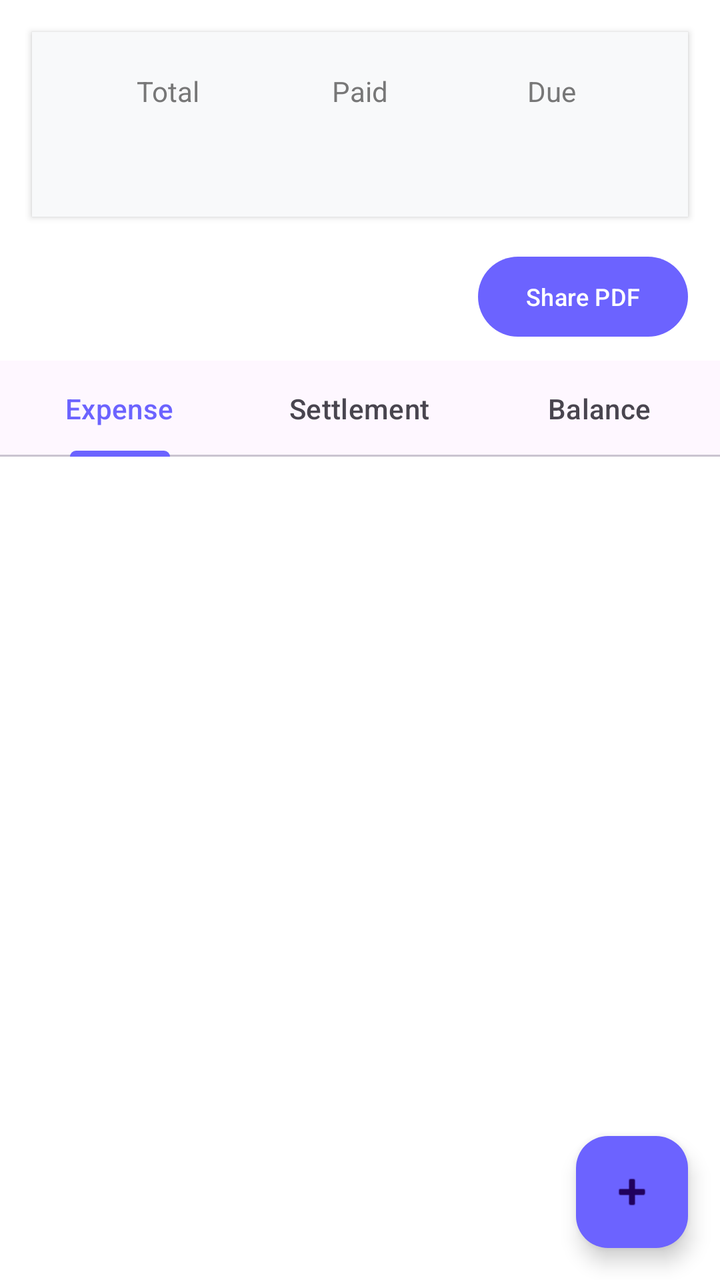
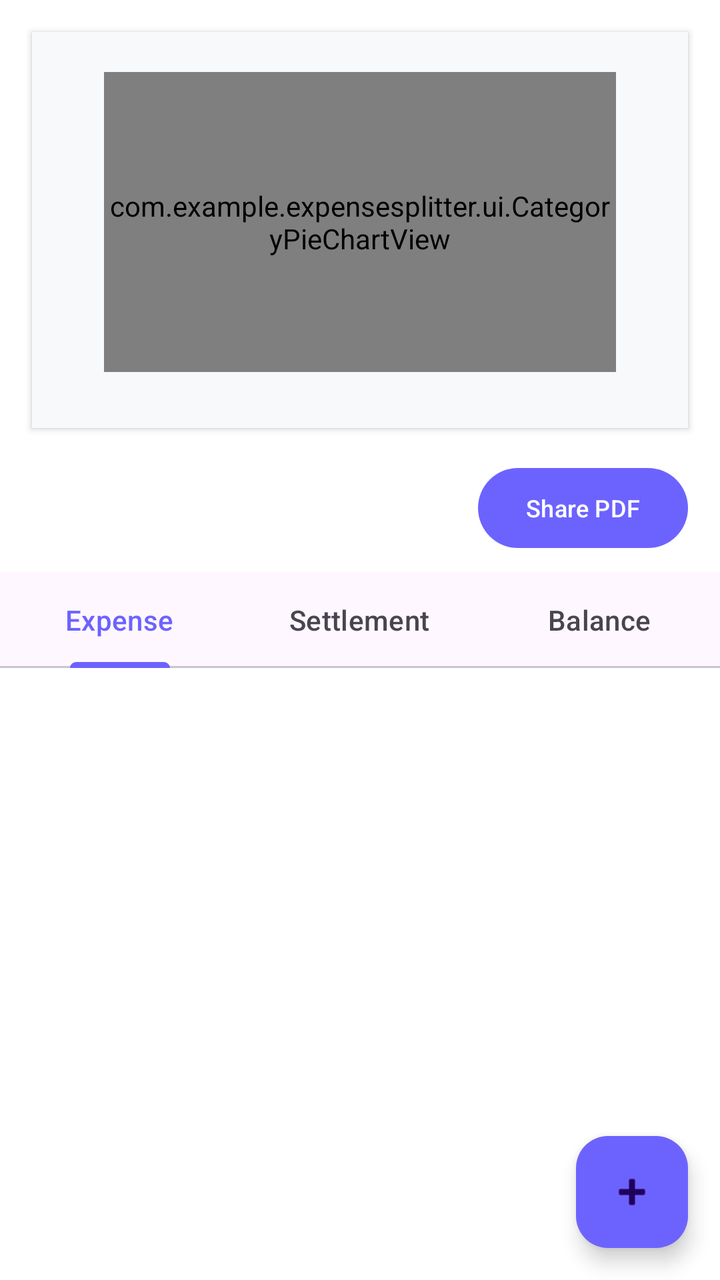

The first picture is an Android layout as it rendered before a commit; the second is the same layout after the commit. The layout source and the unified diff follow.
<!-- AndroidManifest.xml: application theme Theme.ExpenseSplitter -->
<!-- res/layout/activity_group_detail.xml -->
<?xml version="1.0" encoding="utf-8"?>
<LinearLayout xmlns:android="http://schemas.android.com/apk/res/android"
    xmlns:app="http://schemas.android.com/apk/res-auto"
    android:orientation="vertical"
    android:layout_width="match_parent"
    android:layout_height="match_parent"
    android:background="@color/bg_color">

    
    <LinearLayout
        android:layout_width="match_parent"
        android:layout_height="wrap_content"
        android:orientation="horizontal"
        android:padding="20dp"
        android:background="#F8F9FA"
        android:layout_margin="16dp"
        android:elevation="2dp"> 
        
        
        <LinearLayout android:layout_width="0dp" android:layout_height="wrap_content" android:layout_weight="1" android:orientation="vertical" android:gravity="center">
            <TextView android:layout_width="wrap_content" android:layout_height="wrap_content" android:text="Total" android:textSize="14sp" android:textColor="#777777"/>
            <TextView android:id="@+id/tvTotal" android:layout_width="wrap_content" android:layout_height="wrap_content" android:textStyle="bold" android:textSize="22sp" android:textColor="#2D2D2D" android:layout_marginTop="4dp"/>
        </LinearLayout>
        
        
        <LinearLayout android:layout_width="0dp" android:layout_height="wrap_content" android:layout_weight="1" android:orientation="vertical" android:gravity="center">
            <TextView android:layout_width="wrap_content" android:layout_height="wrap_content" android:text="Paid" android:textSize="14sp" android:textColor="#777777"/>
            <TextView android:id="@+id/tvPaid" android:layout_width="wrap_content" android:layout_height="wrap_content" android:textStyle="bold" android:textSize="22sp" android:textColor="#2E7D32" android:layout_marginTop="4dp"/>
        </LinearLayout>
        
        
        <LinearLayout android:layout_width="0dp" android:layout_height="wrap_content" android:layout_weight="1" android:orientation="vertical" android:gravity="center">
            <TextView android:layout_width="wrap_content" android:layout_height="wrap_content" android:text="Due" android:textSize="14sp" android:textColor="#777777"/>
            <TextView android:id="@+id/tvDue" android:layout_width="wrap_content" android:layout_height="wrap_content" android:textStyle="bold" android:textSize="22sp" android:textColor="#C62828" android:layout_marginTop="4dp"/>
        </LinearLayout>
    </LinearLayout>

    
    <com.google.android.material.button.MaterialButton
        android:id="@+id/btnSharePdf"
        android:layout_width="wrap_content"
        android:layout_height="wrap_content"
        android:text="Share PDF"
        android:textSize="12sp"
        android:layout_gravity="end"
        android:layout_marginEnd="16dp"
        android:layout_marginBottom="8dp"
        app:backgroundTint="#6C63FF"/>

    <com.google.android.material.tabs.TabLayout
        android:id="@+id/tabLayout"
        android:layout_width="match_parent"
        android:layout_height="wrap_content">
        <com.google.android.material.tabs.TabItem android:text="Expense"/>
        <com.google.android.material.tabs.TabItem android:text="Settlement"/>
        <com.google.android.material.tabs.TabItem android:text="Balance"/>
    </com.google.android.material.tabs.TabLayout>

    <androidx.recyclerview.widget.RecyclerView
        android:id="@+id/recyclerView"
        android:layout_width="match_parent"
        android:layout_height="0dp"
        android:layout_weight="1"
        android:padding="8dp"/>

    <com.google.android.material.floatingactionbutton.FloatingActionButton
        android:id="@+id/fabAdd"
        android:layout_width="wrap_content"
        android:layout_height="wrap_content"
        android:layout_gravity="end|bottom"
        android:layout_margin="16dp"
        android:src="@android:drawable/ic_input_add"
        app:backgroundTint="#6C63FF"/>
</LinearLayout>
<!-- resources referenced by this layout -->
<resources>
  <color name="bg_color">#FFFFFF</color>
  <style name="Theme.ExpenseSplitter" parent="Theme.Material3.DayNight.NoActionBar">
          <item name="colorPrimary">@color/purple_primary</item>
          <item name="android:windowBackground">@color/bg_color</item>
          <item name="android:statusBarColor">@color/bg_color</item>
          <item name="android:windowLightStatusBar">true</item>
      </style>
  <color name="purple_primary">#6C63FF</color>
</resources>

<!-- the commit's change to res/layout/activity_group_detail.xml (unified diff, before → after) -->
@@ -15,6 +15,13 @@
         android:background="#F8F9FA"
         android:layout_margin="16dp"
         android:elevation="2dp"> 
+        
+    <com.example.expensesplitter.ui.CategoryPieChartView
+        android:id="@+id/categoryPieChart"
+        android:layout_width="match_parent"
+        android:layout_height="150dp"
+        android:layout_marginHorizontal="16dp"
+        android:layout_marginBottom="8dp"/>
         
         
         <LinearLayout android:layout_width="0dp" android:layout_height="wrap_content" android:layout_weight="1" android:orientation="vertical" android:gravity="center">
